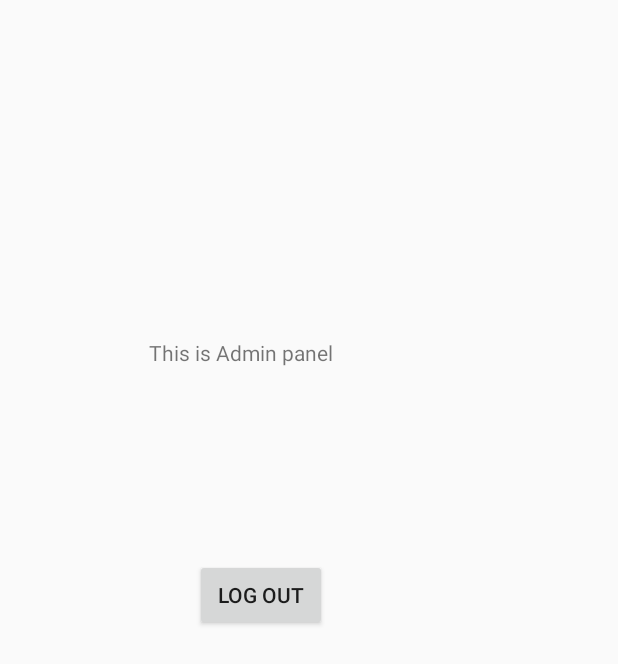
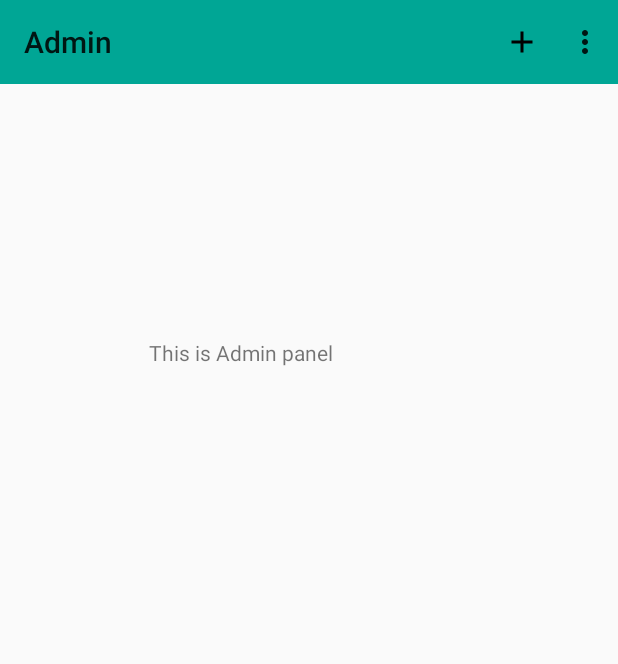
Before and after one commit to DevHub-appDevelopment/CeleganceApp, an Android app: the AdminPanel screen opened directly, with no data from a screen before it, on a phone screen of 412 x 824 dp. Shown: the top 664 px of the screen. Run offline under Robolectric (Android 15) with nearby library versions, the phone set to English and light mode, and no system bars; our stand-ins replace Firebase (no records; nobody signed in at launch, a user with empty details on screens opened directly).

Commit message:
Memeber Registration by admin complete

```diff
--- a/app/src/main/AndroidManifest.xml
+++ b/app/src/main/AndroidManifest.xml
@@ -16,7 +16,9 @@
         <activity android:name=".AdminAuth">
 
 
+
         </activity>
+        <activity android:name=".AddMembers"></activity>
         <activity android:name=".ClientEventListActivity">
 
             <intent-filter>
--- a/app/src/main/java/com/example/sujit/celeganceapp/AdminPanel.java
+++ b/app/src/main/java/com/example/sujit/celeganceapp/AdminPanel.java
@@ -7,6 +7,8 @@ import android.support.annotation.NonNull;
 import android.support.annotation.Nullable;
 import android.support.v7.app.AppCompatActivity;
 import android.util.Log;
+import android.view.Menu;
+import android.view.MenuItem;
 import android.view.View;
 import android.widget.Button;
 import android.widget.EditText;
@@ -37,42 +39,73 @@ import java.util.concurrent.TimeUnit;
 public class AdminPanel extends AppCompatActivity {
     FirebaseAuth mAuth;
     FirebaseDatabase database;
-    Button logOut;
+    String eventTest;
     Iterator<DataSnapshot> dataSnapshotIterator;
+    private android.support.v7.widget.Toolbar toolbar;
     @Override
     protected void onCreate(@Nullable Bundle savedInstanceState) {
         super.onCreate(savedInstanceState);
         setContentView(R.layout.admin_panel);
         mAuth = FirebaseAuth.getInstance();
-        logOut = (Button)findViewById(R.id.logout);
+
         database = FirebaseDatabase.getInstance();
+        setUpToolBar();
 
 
     }
+    public  void setUpToolBar(){
+        toolbar = (android.support.v7.widget.Toolbar)findViewById(R.id.adminToobar);
+        setSupportActionBar(toolbar);
+        getSupportActionBar().setTitle("Admin");
+        //
+    }
+    @Override
+    public boolean onCreateOptionsMenu(Menu menu) {
+
+        getMenuInflater().inflate(R.menu.main, menu);
+        return true;
+    }
+    @Override
+    public boolean onOptionsItemSelected(MenuItem item) {
+        int id = item.getItemId();
+        if(id==R.id.action_settings)
+        {
+            mAuth.signOut();
+            Intent intent = new Intent(AdminPanel.this,AdminAuth.class);
+            startActivity(intent);
+            finish();
+
+        }
+        if(id==R.id.addMembers)
+        {
+          updateCandidateInfo();
+        }
+        return super.onOptionsItemSelected(item);
+    }
+
     @Override
     public void onStart() {
         super.onStart();
         // Check if user is signed in (non-null) and update UI accordingly.
         FirebaseUser currentUser = mAuth.getCurrentUser();
-        if(currentUser == null)
-        {
-            Intent intent = new Intent(AdminPanel.this,AdminAuth.class);
+        if (currentUser == null) {
+            Intent intent = new Intent(AdminPanel.this, AdminAuth.class);
             startActivity(intent);
             finish();
-        }
-        else{
+        } else {
             showCandidateInfo();
         }
-        logOut.setOnClickListener(new View.OnClickListener() {
-            @Override
-            public void onClick(View view) {
-                mAuth.signOut();
-                Intent intent = new Intent(AdminPanel.this,AdminAuth.class);
-                startActivity(intent);
-                finish();
-            }
-        });
     }
+//        logOut.setOnClickListener(new View.OnClickListener() {
+//            @Override
+//            public void onClick(View view) {
+//                mAuth.signOut();
+//                Intent intent = new Intent(AdminPanel.this,AdminAuth.class);
+//                startActivity(intent);
+//                finish();
+//            }
+//        });
+//    }
 
     public void showCandidateInfo(){
         String phoneNum = mAuth.getCurrentUser().getPhoneNumber();
@@ -86,7 +119,8 @@ public class AdminPanel extends AppCompatActivity {
                 {
                     DataSnapshot admin = dataSnapshotIterator.next();
 
-                    Log.e("Event",admin.child("event").getValue().toString());
+                    //Log.e("Event",admin.child("event").getValue().toString());
+                    eventTest = admin.child("event").getValue().toString();
                     final DatabaseReference databaseReference1 = database.getReference("Events").child(admin.child("event").getValue().toString());
                   //  Query query1 = databaseReference1.orderByChild(admin.child("event").getValue().toString());
                     databaseReference1.addValueEventListener(new ValueEventListener() {
@@ -120,5 +154,39 @@ public class AdminPanel extends AppCompatActivity {
             }
         });
     }
+    public void updateCandidateInfo(){
+        String phoneNum = mAuth.getCurrentUser().getPhoneNumber();
+        final DatabaseReference databaseReference = database.getReference("Admins");
+        Query query = databaseReference.orderByChild("phone").equalTo(phoneNum);
+        //Log.e("Event in updateinfo",eventTest);
+        query.addValueEventListener(new ValueEventListener() {
+
+            @Override
+            public void onDataChange(DataSnapshot dataSnapshot) {
+               // dataSnapshot.child("event").getValue().toString();
+                String event="";
+                Iterator<DataSnapshot> iterator = dataSnapshot.getChildren().iterator();
+                while(iterator.hasNext()) {
+                    DataSnapshot admin = iterator.next();
+
+                    event =admin.child("event").getValue().toString();
+                    break;
+
+                }
+                Intent intent = new Intent(AdminPanel.this,AddMembers.class);
+                intent.putExtra("event",event);
+                startActivity(intent);
+
+
+            }
+
+            @Override
+            public void onCancelled(DatabaseError databaseError) {
+
+            }
+        });
+
+
+    }
 
 }
--- /dev/null
+++ b/app/src/main/res/drawable/ic_add_black_24dp.xml
@@ -0,0 +1,9 @@
+<vector xmlns:android="http://schemas.android.com/apk/res/android"
+        android:width="24dp"
+        android:height="24dp"
+        android:viewportWidth="24.0"
+        android:viewportHeight="24.0">
+    <path
+        android:fillColor="#FF000000"
+        android:pathData="M19,13h-6v6h-2v-6H5v-2h6V5h2v6h6v2z"/>
+</vector>
--- a/app/src/main/res/layout/admin_panel.xml
+++ b/app/src/main/res/layout/admin_panel.xml
@@ -5,6 +5,21 @@
     xmlns:tools="http://schemas.android.com/tools"
     android:layout_width="match_parent"
     android:layout_height="match_parent">
+    <android.support.v7.widget.Toolbar
+        android:id="@+id/adminToobar"
+        android:layout_width="match_parent"
+        android:layout_height="?attr/actionBarSize"
+        android:layout_marginBottom="148dp"
+        android:background="@color/colorPrimary"
+
+
+        android:theme="@style/ThemeOverlay.AppCompat.ActionBar"
+
+        app:layout_constraintEnd_toEndOf="parent"
+        app:layout_constraintStart_toStartOf="parent"
+        app:layout_constraintTop_toTopOf="parent"
+        app:popupTheme="@style/ThemeOverlay.AppCompat.Light" />
+
 
     <TextView
         android:id="@+id/confirmText"
@@ -20,17 +35,5 @@
         app:layout_constraintTop_toTopOf="parent"
         android:text="@string/adminpanel"/>
 
-    <Button
-        android:id="@+id/logout"
-        android:layout_width="wrap_content"
-        android:layout_height="wrap_content"
-        android:layout_marginBottom="325dp"
-        android:layout_marginEnd="180dp"
-        android:layout_marginStart="116dp"
-        android:layout_marginTop="32dp"
-        app:layout_constraintBottom_toBottomOf="parent"
-        app:layout_constraintEnd_toEndOf="parent"
-        app:layout_constraintStart_toStartOf="parent"
-        app:layout_constraintTop_toBottomOf="@+id/confirmText"
-        android:text="@string/logout"/>
+
 </android.support.constraint.ConstraintLayout>
--- a/app/src/main/res/menu/main.xml
+++ b/app/src/main/res/menu/main.xml
@@ -2,11 +2,17 @@
 <menu xmlns:android="http://schemas.android.com/apk/res/android"
     xmlns:app="http://schemas.android.com/apk/res-auto">
     <item
-        android:id="@+id/action_admin"
+        android:id="@+id/addMembers"
         android:title="@string/toolbartitle"
-        android:icon="@drawable/ic_person_black_24dp"
+        android:icon="@drawable/ic_add_black_24dp"
 
         app:showAsAction="always"
         />
+    <item
+        android:id="@+id/action_settings"
+        android:orderInCategory="100"
+        android:title="@string/logout"
+        app:showAsAction="never" />
+
 
 </menu>
--- a/app/src/main/res/values/strings.xml
+++ b/app/src/main/res/values/strings.xml
@@ -8,6 +8,7 @@
     <string name="toolbartitle">admin</string>
     <string name="action_settings">Settings</string>
     <string name="toolbarText">0 item selected</string>
+    <string name="addMember">ADD</string>
 
     <string-array name="Events">
         <item>Event 1</item>
```
Also changed, not shown: app/src/main/java/com/example/sujit/celeganceapp/AddMembers.java (added, +86 -0 lines), app/src/main/java/com/example/sujit/celeganceapp/Members.java (added, +21 -0 lines), app/src/main/res/layout/addmembers.xml (added, +80 -0 lines).
